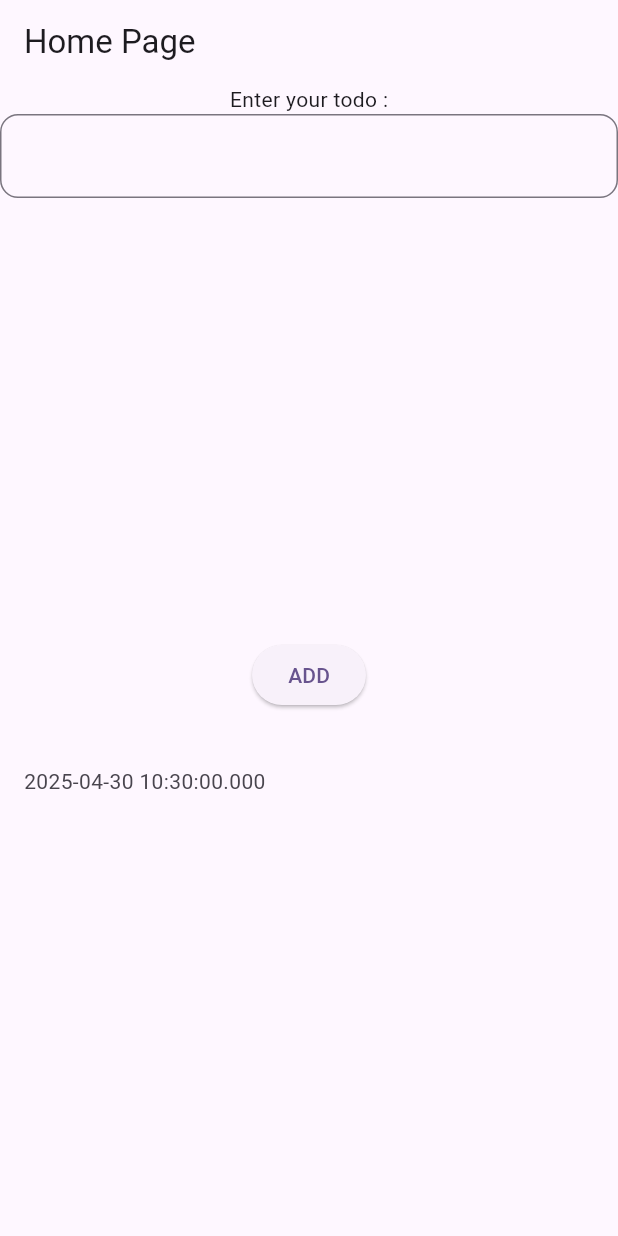
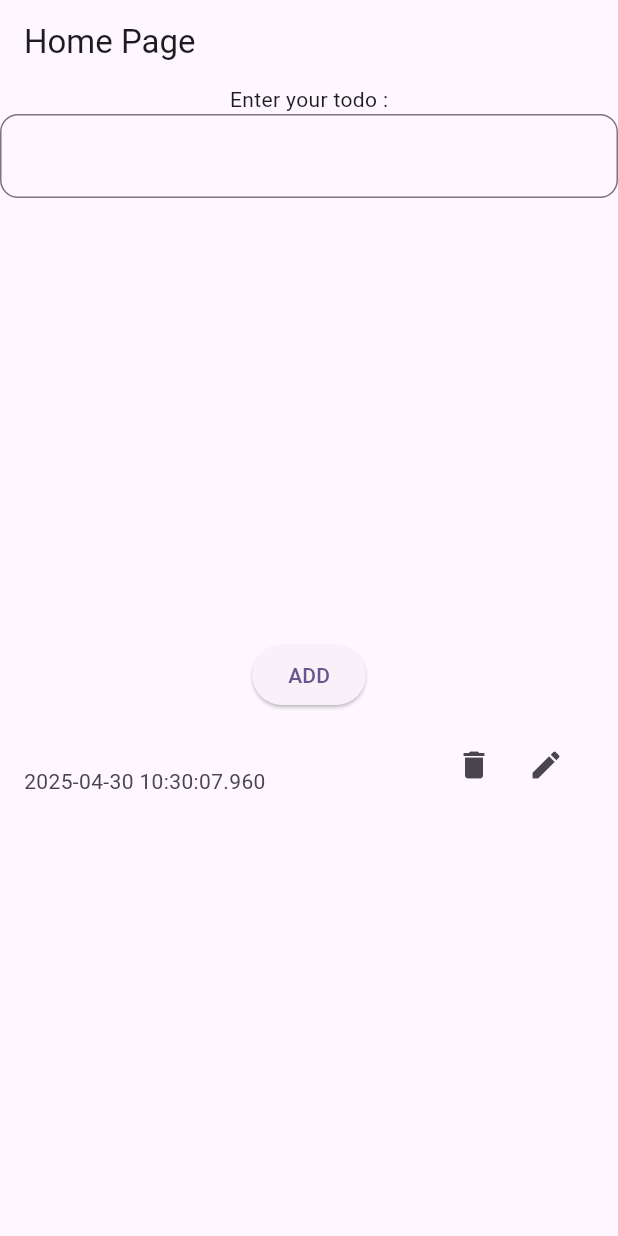
Before and after one commit to mannpadhiar/todo_bloc, a Flutter app: the screen it shows after launch, after a tap on "ADD", on a phone screen of 412 x 824 dp. Run offline on Flutter 3.47's test engine with Material 3 defaults, Android fonts, the phone set to English and light mode, and no system bars; our stand-ins replace flutter_bloc.

Commit message:
added full functnality of edit

```diff
--- a/lib/home_page.dart
+++ b/lib/home_page.dart
@@ -14,9 +14,13 @@ class HomePage extends StatefulWidget {
 class _HomePageState extends State<HomePage> {
   TextEditingController titleController = TextEditingController();
 
+  String updateTitle = '';
+  DateTime updateCurrentDate = DateTime.now();
+
   @override
   Widget build(BuildContext context) {
-    return Scaffold(
+    return BlocBuilder<IsUpdated,bool>(
+      builder: (context, isUpdated) => Scaffold(
         appBar: AppBar(title: Text('Home Page'),),
         body: Column(
           children: [
@@ -32,11 +36,12 @@ class _HomePageState extends State<HomePage> {
 
             ElevatedButton(
               onPressed: () {
-              print('todo added');
-              BlocProvider.of<TodoCubit>(context).addTodo(titleController.text.trim());
+                isUpdated?BlocProvider.of<TodoCubit>(context).updateTodo(updateTitle, updateCurrentDate, titleController.text, DateTime.now())
+                    :BlocProvider.of<TodoCubit>(context).addTodo(titleController.text.trim());
                 titleController.clear();
+                BlocProvider.of<IsUpdated>(context).setIsUpdated(false);
               },
-            child: Text('ADD')
+              child: Text(isUpdated? 'Update':'ADD'),
             ),
 
             Expanded(
@@ -49,6 +54,22 @@ class _HomePageState extends State<HomePage> {
                     return ListTile(
                         title: Text(todo.title),
                         subtitle: Text(todo.createdAt.toString()),
+
+                        trailing: Row(
+                          mainAxisSize: MainAxisSize.min,
+                          children: [
+                            IconButton(onPressed: () {
+                              BlocProvider.of<TodoCubit>(context).removeTodo(todo.title, todo.createdAt);
+                            }, icon: Icon(Icons.delete)),
+
+                            IconButton(onPressed: () {
+                              titleController.text = todo.title;
+                              updateTitle = todo.title;
+                              updateCurrentDate = todo.createdAt;
+                              BlocProvider.of<IsUpdated>(context).setIsUpdated(true);
+                            }, icon: Icon(Icons.edit)),
+                          ],
+                        )
                     );
                   },
                 ),
@@ -56,6 +77,7 @@ class _HomePageState extends State<HomePage> {
             ),
           ],
         ),
+      ),
     );
   }
 }
--- a/lib/main.dart
+++ b/lib/main.dart
@@ -14,8 +14,11 @@ class MyApp extends StatelessWidget {
   // This widget is the root of your application.
   @override
   Widget build(BuildContext context) {
-    return  BlocProvider(
-      create: (context) => TodoCubit(),
+    return  MultiBlocProvider(
+      providers: [
+        BlocProvider(create: (_) => TodoCubit(),),
+        BlocProvider(create: (_) => IsUpdated(),)
+      ],
       child: MaterialApp(
           title: 'Flutter Demo',
           theme: ThemeData(
--- a/lib/todo_bloc.dart
+++ b/lib/todo_bloc.dart
@@ -42,4 +42,21 @@ class TodoCubit extends Cubit<List<Todo>>{
     updatedList.removeWhere((todo) => todo.title == title && todo.createdAt == cDate,);
     emit(updatedList);
   }
+
+  void updateTodo(String oldTitle,DateTime oldCDate,String newTitle,DateTime newCDate,){
+    final mainList = List<Todo>.from(state);
+    final index = mainList.indexWhere(
+          (todo) => todo.title == oldTitle && todo.createdAt == oldCDate,
+    );
+    mainList[index] = Todo(title: newTitle,createdAt: newCDate);
+    emit(mainList);
+  }
 }
+
+class IsUpdated extends Cubit<bool>{
+  IsUpdated() : super(false);
+
+  void setIsUpdated(bool update){
+    emit(update);
+  }
+}
```
Lines whose indentation alone changed are shown as unchanged.
